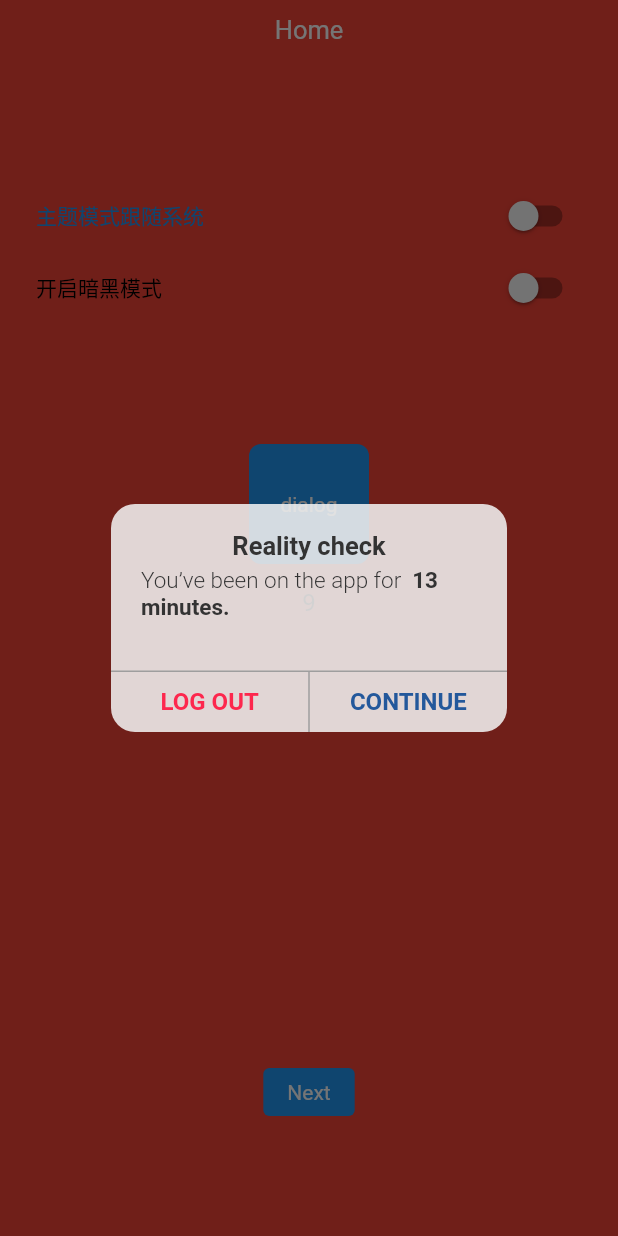
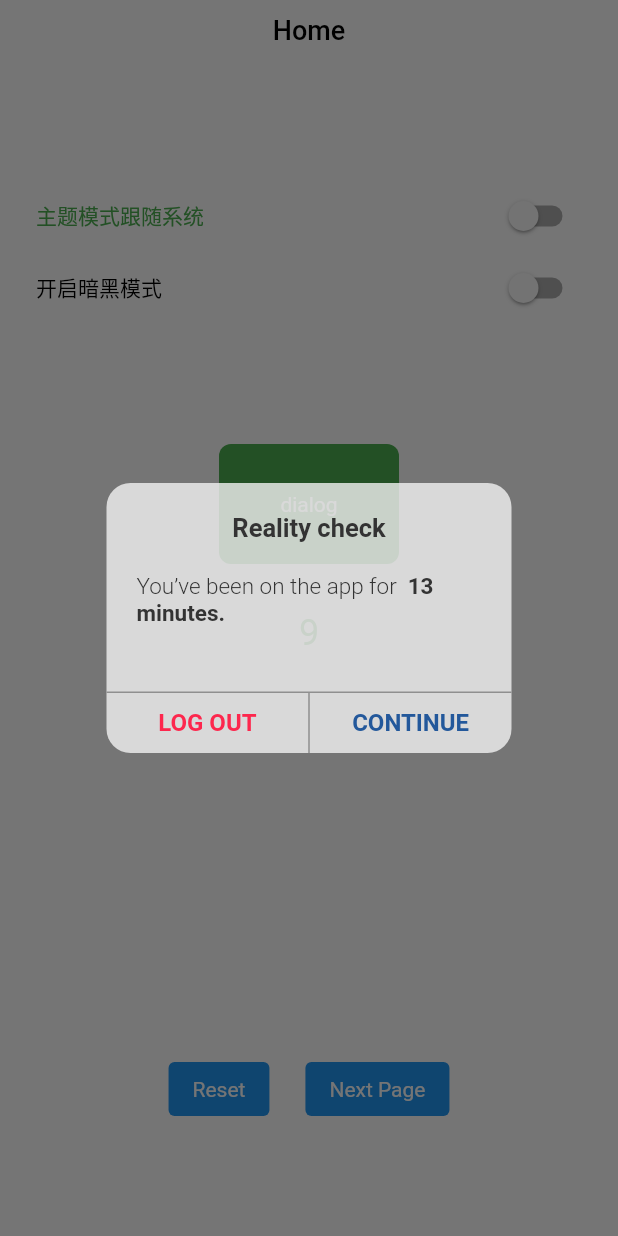
Before and after one commit to Qingx/flutter_frame, a Flutter app: the screen it shows after launch, after a tap on "dialog", on a phone screen of 412 x 824 dp. Run offline on Flutter 3.47's test engine with Material 2 defaults, Android fonts, the phone set to English and light mode, and no system bars; our stand-ins replace date_format, dio, flutter_bloc, flutter_svg, fluttertoast, get and 3 more; statements that could not run were skipped.

Commit message:
add dialog

```diff
--- a/lib/config/base_extension.dart
+++ b/lib/config/base_extension.dart
@@ -1,6 +1,8 @@
 import 'dart:collection';
 
 import 'package:flutter/material.dart';
+import 'package:flutter/services.dart';
+import 'package:qinghe_ios/config/base_theme.dart';
 
 extension FunMap on Map {
   bool isNullOrEmpty() {
@@ -80,7 +82,8 @@ extension WidgetClick on Widget {
         right: right,
         bottom: bottom,
       ),
-        child: this,);
+      child: this,
+    );
   }
 
   Positioned positionOn({
@@ -100,6 +103,13 @@ extension WidgetClick on Widget {
       bottom: bottom,
       width: width,
       height: height,
+      child: this,
+    );
+  }
+
+  Widget systemUI({required BuildContext context}) {
+    return AnnotatedRegion<SystemUiOverlayStyle>(
+      value: Theme.of(context).to.statusStyle!,
       child: this,
     );
   }
--- a/lib/config/base_theme.dart
+++ b/lib/config/base_theme.dart
@@ -2,36 +2,17 @@ import 'package:flutter/material.dart';
 import 'package:flutter/services.dart';
 
 class BaseTheme {
-  static final ThemeData light = ThemeData.light()
-      .copyWith(
-          primaryColor: Color(0xff000000),
-          toggleableActiveColor: Colors.deepPurple,
-          appBarTheme: AppBarTheme(
-              systemOverlayStyle: SystemUiOverlayStyle(
-            statusBarColor: Colors.green,
-            statusBarIconBrightness: Brightness.light,
-            statusBarBrightness: Brightness.light,
-          )))
-      .add(
-        theme: MyTheme(
-          bgColor: Colors.white,
-          widgetColor: Colors.blue,
-          textColor: Colors.white,
-        ),
-      );
+  static final ThemeData light = ThemeData(
+    brightness: Brightness.light,
+    scaffoldBackgroundColor: Colors.white,
+    toggleableActiveColor: Colors.deepPurple,
+  ).add(theme: MyTheme.light());
 
-  static final ThemeData dark = ThemeData.dark()
-      .copyWith(
-        primaryColor: Color(0xffffffff),
-        toggleableActiveColor: Colors.deepOrange,
-      )
-      .add(
-        theme: MyTheme(
-          bgColor: Colors.grey,
-          widgetColor: Colors.red,
-          textColor: Colors.white,
-        ),
-      );
+  static final ThemeData dark = ThemeData(
+    brightness: Brightness.dark,
+    scaffoldBackgroundColor: const Color(0xff2b2b2b),
+    toggleableActiveColor: Colors.deepOrange,
+  ).add(theme: MyTheme.dark());
 }
 
 extension ThemeExtension on ThemeData {
@@ -42,23 +23,43 @@ extension ThemeExtension on ThemeData {
     return this;
   }
 
-  MyTheme get() {
+  MyTheme get to {
     return _map[brightness.name] ?? MyTheme.empty();
   }
 }
 
 class MyTheme {
-  Color? bgColor;
+  Color? textColor;
   Color? widgetColor;
-  Color? textColor;
+  SystemUiOverlayStyle? statusStyle;
+  Color? dialogColor;
 
-  MyTheme({this.bgColor, this.widgetColor, this.textColor});
+  MyTheme({
+    this.textColor,
+    this.widgetColor,
+    this.statusStyle,
+    this.dialogColor,
+  });
 
   factory MyTheme.empty() {
+    return MyTheme();
+  }
+
+  factory MyTheme.light() {
     return MyTheme(
-      bgColor: Colors.white,
+      textColor: Colors.black,
       widgetColor: Colors.green,
-      textColor: Colors.yellow,
+      statusStyle: SystemUiOverlayStyle.dark,
+      dialogColor: const Color(0xCCF2F2F2),
+    );
+  }
+
+  factory MyTheme.dark() {
+    return MyTheme(
+      textColor: Colors.white,
+      widgetColor: Colors.blue,
+      statusStyle: SystemUiOverlayStyle.light,
+      dialogColor: const Color(0xBF1E1E1E),
     );
   }
 }
--- a/lib/config/base_widget.dart
+++ b/lib/config/base_widget.dart
@@ -1,6 +1,7 @@
 import 'package:flutter/material.dart';
 import 'package:flutter/services.dart';
 import 'package:flutter_svg/flutter_svg.dart';
+import 'package:qinghe_ios/config/base_theme.dart';
 import 'package:qinghe_ios/r.dart';
 import 'package:qinghe_ios/config/base_extension.dart';
 
@@ -17,16 +18,14 @@ abstract class BaseWidget {
   }
 
   static Widget topBar({
+    required BuildContext context,
     String? name = "Page Name",
     bool? hasBack = true,
     bool? hasTitle = true,
-    Color? bgColor = Colors.white,
-    Color? titleColor = Colors.white,
     Function? onBack = emptyFunction,
   }) {
     return Container(
       height: 40,
-      color: bgColor,
       padding: const EdgeInsets.only(left: 6, right: 6),
       child: Row(
         crossAxisAlignment: CrossAxisAlignment.center,
@@ -41,12 +40,13 @@ abstract class BaseWidget {
             child: Container(
               width: 40,
               height: 40,
-              padding: const EdgeInsets.all(10),
+              alignment: Alignment.center,
               child: SvgPicture.asset(
                 R.assetsImgTopBarBack,
-                width: 20,
-                height: 20,
+                width: 22,
+                height: 22,
                 fit: BoxFit.contain,
+                color: Theme.of(context).to.textColor,
               ),
             ).onClick(onBack!),
           ),
@@ -55,8 +55,9 @@ abstract class BaseWidget {
             child: Text(
               name!,
               style: TextStyle(
-                color: titleColor,
-                fontSize: 17,
+                color: Theme.of(context).to.textColor,
+                fontSize: 18,
+                fontWeight: FontWeight.w500,
                 decoration: TextDecoration.none,
               ),
             ),
@@ -69,4 +70,17 @@ abstract class BaseWidget {
       ),
     );
   }
+
+  static Widget testItemWidget(int index) {
+    return Container(
+      height: 80,
+      color: Colors.primaries[index % Colors.primaries.length],
+      alignment: Alignment.center,
+      child: Text(
+        '$index',
+        style: const TextStyle(color: Colors.white, fontSize: 20),
+      ),
+    );
+  }
+
 }
--- a/lib/data/config/base_route.dart
+++ b/lib/data/config/base_route.dart
@@ -10,6 +10,6 @@ abstract class BaseRoute{
 abstract class BasePage {
   static final List<GetPage> pages = [
     GetPage(name: BaseRoute.Initial, page: () => HomePage()),
-    GetPage(name: BaseRoute.Mine, page: () => MinePage(),transition: Transition.rightToLeftWithFade),
+    GetPage(name: BaseRoute.Mine, page: () => MinePage(),transition: Transition.rightToLeft),
   ];
 }
--- a/lib/ui/dialog/test_dialog.dart
+++ b/lib/ui/dialog/alert_dialog.dart
@@ -1,20 +1,23 @@
 import 'package:flutter/material.dart';
+import 'package:get/get.dart';
 import 'package:qinghe_ios/config/base_extension.dart';
+import 'package:qinghe_ios/config/base_theme.dart';
 
 Widget alertDialog({
   String? title = "",
   String? message = "",
   Widget? richTitle,
   Widget? richMessage,
+  required Function onConfirm,
+  required Function onDismiss,
 }) {
   return Center(
     child: Material(
       borderRadius: const BorderRadius.all(Radius.circular(16)),
-      color: const Color(0xddf2f2f2),
+      color: Get.theme.to.dialogColor,
       child: Container(
-        padding: const EdgeInsets.only(top: 18),
-        width: 264,
-        height: 152,
+        width: 270,
+        height: 180,
         child: Column(
           children: [
             const Text(
@@ -25,10 +28,10 @@ Widget alertDialog({
                 decoration: TextDecoration.none,
                 fontWeight: FontWeight.w600,
               ),
-            ),
+            ).marginOn(left: 20,right: 20,top: 20),
             Container(
               alignment: Alignment.center,
-              margin: const EdgeInsets.only(left: 20, right: 20, top: 4),
+              margin: const EdgeInsets.only(left: 20, right: 20, top: 20),
               width: double.infinity,
               child: RichText(
                 text: const TextSpan(
@@ -54,7 +57,7 @@ Widget alertDialog({
             const Expanded(child: SizedBox()),
             Container(
               width: double.infinity,
-              color: Colors.grey,
+              color: const Color(0xFF8F8F8F),
               height: 1,
             ),
             Container(
@@ -73,12 +76,12 @@ Widget alertDialog({
                           fontWeight: FontWeight.w600,
                         ),
                       ),
-                    ),
+                    ).onClick(onDismiss),
                   ),
                   Container(
                     height: 40,
                     width: 1,
-                    color: Colors.grey,
+                    color: const Color(0xFF8F8F8F),
                   ),
                   Expanded(
                     child: Container(
@@ -91,7 +94,7 @@ Widget alertDialog({
                           fontSize: 16,
                         ),
                       ),
-                    ),
+                    ).onClick(onConfirm),
                   ),
                 ],
               ),
@@ -102,59 +105,3 @@ Widget alertDialog({
     ),
   );
 }
-
-Widget testGetDialog({
-  required Function onDismiss,
-  required Function onConfirm,
-}) {
-  return Center(
-    child: Material(
-      borderRadius: const BorderRadius.all(Radius.circular(16)),
-      color: Colors.transparent,
-      child: SizedBox(
-        width: 260,
-        height: 260,
-        child: Row(
-          crossAxisAlignment: CrossAxisAlignment.center,
-          mainAxisAlignment: MainAxisAlignment.spaceAround,
-          children: [
-            Container(
-              width: 64,
-              height: 64,
-              decoration: const BoxDecoration(
-                color: Colors.red,
-                borderRadius: BorderRadius.all(Radius.circular(4)),
-              ),
-              alignment: Alignment.center,
-              child: const Text(
-                "cancel",
-                style: TextStyle(
-                  color: Colors.white,
-                  fontSize: 14,
-                  decoration: TextDecoration.none,
-                ),
-              ),
-            ).onClick(onDismiss),
-            Container(
-              width: 64,
-              height: 64,
-              decoration: const BoxDecoration(
-                color: Colors.blue,
-                borderRadius: BorderRadius.all(Radius.circular(4)),
-              ),
-              alignment: Alignment.center,
-              child: const Text(
-                "confirm",
-                style: TextStyle(
-                  color: Colors.white,
-                  fontSize: 14,
-                  decoration: TextDecoration.none,
-                ),
-              ),
-            ).onClick(onConfirm),
-          ],
-        ),
-      ),
-    ),
-  );
-}
--- a/lib/ui/page/home_page.dart
+++ b/lib/ui/page/home_page.dart
@@ -10,7 +10,7 @@ import 'package:qinghe_ios/controller/count_controller.dart';
 import 'package:qinghe_ios/data/config/base_route.dart';
 import 'package:qinghe_ios/theme/theme_bloc.dart';
 import 'package:qinghe_ios/theme/theme_event.dart';
-import 'package:qinghe_ios/ui/dialog/test_dialog.dart';
+import 'package:qinghe_ios/ui/dialog/alert_dialog.dart';
 import 'package:qinghe_ios/config/base_theme.dart';
 
 class HomePage extends StatefulWidget {
@@ -124,7 +124,7 @@ class _HomePageState extends State<HomePage> {
     }
 
     _countStream = Stream.periodic(const Duration(milliseconds: 1000), (i) => i)
-        .take(60)
+        .take(120)
         .listen((event) {
       CountController.to.setCount();
 
@@ -143,35 +143,31 @@ class _HomePageState extends State<HomePage> {
 
   void testDialog() {
     Get.dialog(
-      alertDialog(),
+      alertDialog(
+        onDismiss: () {
+          Get.back();
+        },
+        onConfirm: () {
+          BaseTool.toast("onConfirm");
+        },
+      ),
       barrierDismissible: true,
     );
-    // Get.dialog(
-    //   testGetDialog(
-    //     onDismiss: () {
-    //       Get.back();
-    //     },
-    //     onConfirm: () {},
-    //   ),
-    //   barrierDismissible: true,
-    // );
   }
 
   @override
   Widget build(BuildContext context) {
     return Scaffold(
       resizeToAvoidBottomInset: false,
-      backgroundColor: Colors.red,
       body: Column(
         mainAxisAlignment: MainAxisAlignment.spaceBetween,
         crossAxisAlignment: CrossAxisAlignment.center,
         children: [
-          BaseWidget.statusBar(context: context, color: Colors.red),
+          BaseWidget.statusBar(context: context),
           BaseWidget.topBar(
+            context: context,
             name: "Home",
             hasBack: false,
-            bgColor: Colors.red,
-            titleColor: Colors.white,
           ),
           Container(
             height: 48,
@@ -185,7 +181,7 @@ class _HomePageState extends State<HomePage> {
                 Text(
                   "主题模式跟随系统",
                   style: TextStyle(
-                    color: Theme.of(context).get().widgetColor,
+                    color: Theme.of(context).to.widgetColor,
                     fontSize: 14,
                     decoration: TextDecoration.none,
                   ),
@@ -214,7 +210,7 @@ class _HomePageState extends State<HomePage> {
                   Text(
                     "开启暗黑模式",
                     style: TextStyle(
-                      color: Theme.of(context).primaryColor,
+                      color: Theme.of(context).to.textColor,
                       fontSize: 14,
                       decoration: TextDecoration.none,
                     ),
@@ -229,17 +225,17 @@ class _HomePageState extends State<HomePage> {
           ),
           Container(
             alignment: Alignment.center,
-            width: 80,
+            width: 120,
             height: 80,
             margin: const EdgeInsets.only(top: 80),
             decoration: BoxDecoration(
               borderRadius: const BorderRadius.all(Radius.circular(8)),
-              color: Theme.of(context).get().widgetColor,
+              color: Theme.of(context).to.widgetColor,
             ),
-            child: Text(
+            child: const Text(
               "dialog",
               style: TextStyle(
-                color: Theme.of(context).get().textColor,
+                color: Colors.white,
                 fontSize: 14,
                 decoration: TextDecoration.none,
               ),
@@ -248,28 +244,44 @@ class _HomePageState extends State<HomePage> {
           Text(
             CountController.to.value.string,
             style: TextStyle(
-              color: Theme.of(context).primaryColor,
-              fontSize: 16,
+              color: Theme.of(context).to.widgetColor,
+              fontSize: 24,
               decoration: TextDecoration.none,
             ),
-          ).marginOn(top: 16),
+          ).marginOn(top: 32),
           const Expanded(child: SizedBox()),
+          Row(
+            mainAxisAlignment: MainAxisAlignment.center,
+            children: [
               Container(
-            padding: const EdgeInsets.only(
-              top: 8,
-              bottom: 8,
-              left: 16,
-              right: 16,
-            ),
+                padding:
+                    const EdgeInsets.symmetric(vertical: 10, horizontal: 16),
                 margin: const EdgeInsets.only(bottom: 80),
                 decoration: BoxDecoration(
                   borderRadius: const BorderRadius.all(Radius.circular(4)),
-              color: Theme.of(context).get().widgetColor,
+                  color: Theme.of(context).toggleableActiveColor,
                 ),
-            child: Text(
-              "Next",
+                child: const Text(
+                  "Reset",
                   style: TextStyle(
-                color: Theme.of(context).get().textColor,
+                    color: Colors.white,
+                    fontSize: 14,
+                    decoration: TextDecoration.none,
+                  ),
+                ),
+              ).onClick(resetCount),
+              Container(
+                padding:
+                    const EdgeInsets.symmetric(vertical: 10, horizontal: 16),
+                margin: const EdgeInsets.only(bottom: 80, left: 24),
+                decoration: BoxDecoration(
+                  borderRadius: const BorderRadius.all(Radius.circular(4)),
+                  color: Theme.of(context).toggleableActiveColor,
+                ),
+                child: const Text(
+                  "Next Page",
+                  style: TextStyle(
+                    color: Colors.white,
                     fontSize: 14,
                     decoration: TextDecoration.none,
                   ),
@@ -278,7 +290,9 @@ class _HomePageState extends State<HomePage> {
                 Get.toNamed(BaseRoute.Mine);
               }),
             ],
+          )
+        ],
       ),
-    );
+    ).systemUI(context: context);
   }
 }
```
Also changed, not shown: lib/ui/dialog/cupertino_dialog.dart (added, +46 -0 lines), lib/ui/page/mine_page.dart (+2 -13 lines), 2 other files. Lines whose indentation alone changed are shown as unchanged.
